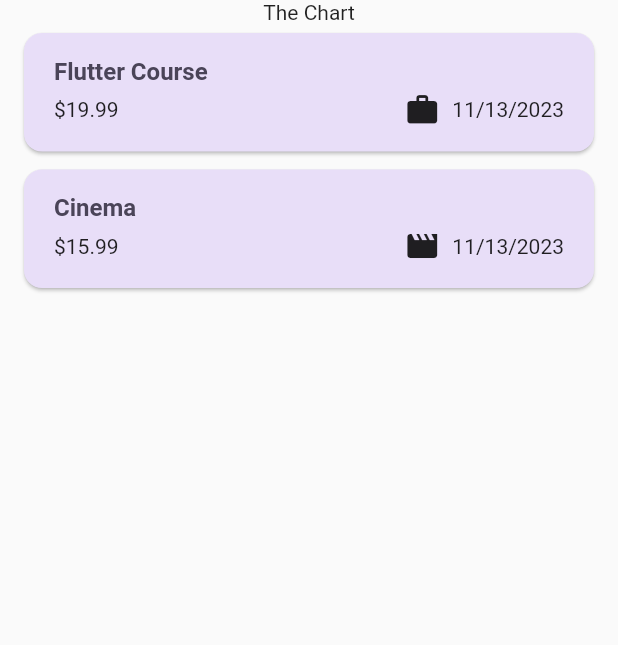
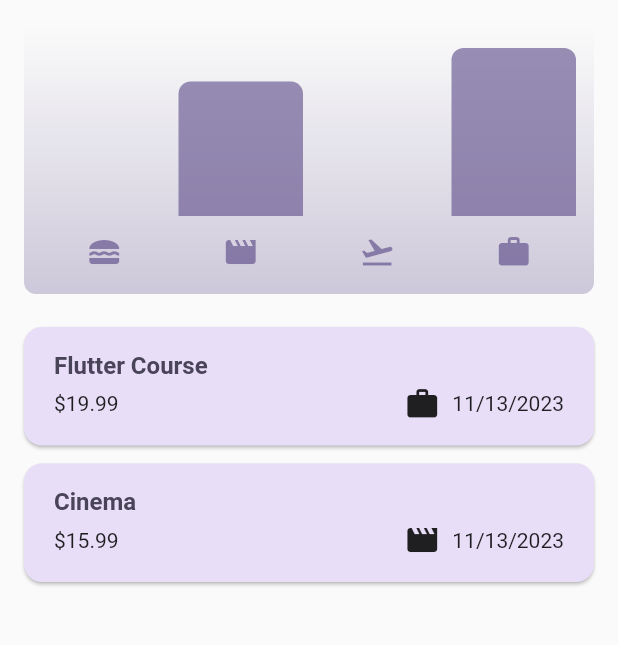
Before and after one commit to Avishka-Dulanjana/Expenses_Tracker, a Flutter app: the screen it shows after launch, on a phone screen of 412 x 824 dp, the part 84-729 px from its top. Run offline on Flutter 3.47's test engine with Material 2 defaults, Android fonts, the phone set to English and light mode, and no system bars.

Commit message:
Expenses Tracker Completed Project

```diff
--- a/lib/models/expense.dart
+++ b/lib/models/expense.dart
@@ -33,3 +33,27 @@ class Expense {
     return formatter.format(date);
   }
 }
+
+// Chart
+class ExpenseBucket {
+  const ExpenseBucket({required this.category, required this.expenses});
+
+  // Utility constructor = filtering specific category
+  ExpenseBucket.forCategory(List<Expense> allExpenses, this.category)
+      : expenses = allExpenses
+            .where((expense) => expense.category == category)
+            .toList();
+
+  final Category category;
+  final List<Expense> expenses;
+
+  double get totalExpenses {
+    double sum = 0;
+
+    for (final expense in expenses) {
+      sum += expense.amount; // sum = sum + expense.amount
+    }
+
+    return sum;
+  }
+}
--- /dev/null
+++ b/lib/widgets/chart/chart.dart
@@ -0,0 +1,95 @@
+import 'package:flutter/material.dart';
+
+import 'package:expenses_tracker/widgets/chart/chart_bar.dart';
+import 'package:expenses_tracker/models/expense.dart';
+
+class Chart extends StatelessWidget {
+  const Chart({super.key, required this.expenses});
+
+  final List<Expense> expenses;
+
+  List<ExpenseBucket> get buckets {
+    return [
+      ExpenseBucket.forCategory(expenses, Category.food),
+      ExpenseBucket.forCategory(expenses, Category.leisure),
+      ExpenseBucket.forCategory(expenses, Category.travel),
+      ExpenseBucket.forCategory(expenses, Category.work),
+    ];
+  }
+
+  double get maxTotalExpense {
+    double maxTotalExpense = 0;
+
+    for (final bucket in buckets) {
+      if (bucket.totalExpenses > maxTotalExpense) {
+        maxTotalExpense = bucket.totalExpenses;
+      }
+    }
+
+    return maxTotalExpense;
+  }
+
+  @override
+  Widget build(BuildContext context) {
+    final isDarkMode =
+        MediaQuery.of(context).platformBrightness == Brightness.dark;
+    return Container(
+      margin: const EdgeInsets.all(16),
+      padding: const EdgeInsets.symmetric(
+        vertical: 16,
+        horizontal: 8,
+      ),
+      width: double.infinity,
+      height: 180,
+      decoration: BoxDecoration(
+        borderRadius: BorderRadius.circular(8),
+        gradient: LinearGradient(
+          colors: [
+            Theme.of(context).colorScheme.primary.withOpacity(0.3),
+            Theme.of(context).colorScheme.primary.withOpacity(0.0)
+          ],
+          begin: Alignment.bottomCenter,
+          end: Alignment.topCenter,
+        ),
+      ),
+      child: Column(
+        children: [
+          Expanded(
+            child: Row(
+              crossAxisAlignment: CrossAxisAlignment.end,
+              children: [
+                for (final bucket in buckets) // alternative to map()
+                  ChartBar(
+                    fill: bucket.totalExpenses == 0
+                        ? 0
+                        : bucket.totalExpenses / maxTotalExpense,
+                  )
+              ],
+            ),
+          ),
+          const SizedBox(height: 12),
+          Row(
+            children: buckets
+                .map(
+                  (bucket) => Expanded(
+                    child: Padding(
+                      padding: const EdgeInsets.symmetric(horizontal: 4),
+                      child: Icon(
+                        categoryIcons[bucket.category],
+                        color: isDarkMode
+                            ? Theme.of(context).colorScheme.secondary
+                            : Theme.of(context)
+                                .colorScheme
+                                .primary
+                                .withOpacity(0.7),
+                      ),
+                    ),
+                  ),
+                )
+                .toList(),
+          )
+        ],
+      ),
+    );
+  }
+}
--- /dev/null
+++ b/lib/widgets/chart/chart_bar.dart
@@ -0,0 +1,34 @@
+import 'package:flutter/material.dart';
+
+class ChartBar extends StatelessWidget {
+  const ChartBar({
+    super.key,
+    required this.fill,
+  });
+
+  final double fill;
+
+  @override
+  Widget build(BuildContext context) {
+    final isDarkMode =
+        MediaQuery.of(context).platformBrightness == Brightness.dark;
+    return Expanded(
+      child: Padding(
+        padding: const EdgeInsets.symmetric(horizontal: 4),
+        child: FractionallySizedBox(
+          heightFactor: fill,
+          child: DecoratedBox(
+            decoration: BoxDecoration(
+              shape: BoxShape.rectangle,
+              borderRadius:
+                  const BorderRadius.vertical(top: Radius.circular(8)),
+              color: isDarkMode
+                  ? Theme.of(context).colorScheme.secondary
+                  : Theme.of(context).colorScheme.primary.withOpacity(0.65),
+            ),
+          ),
+        ),
+      ),
+    );
+  }
+}
--- a/lib/widgets/expenses.dart
+++ b/lib/widgets/expenses.dart
@@ -1,8 +1,8 @@
 import 'package:flutter/material.dart';
 
+import 'package:expenses_tracker/widgets/chart/chart.dart';
 import 'package:expenses_tracker/widgets/expenses_list/expenses_list.dart';
 import 'package:expenses_tracker/models/expense.dart';
-
 import 'new_expenses.dart';
 
 class Expenses extends StatefulWidget {
@@ -90,7 +90,7 @@ class _ExpensesState extends State<Expenses> {
         ],
       ),
       body: Column(children: [
-        const Text('The Chart'),
+        Chart(expenses: _registeredExpenses),
         Expanded(
           child: mainContent,
         ),
```
